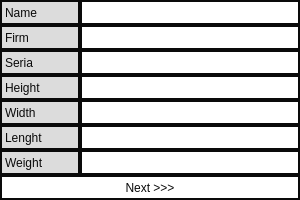
Qt form Params_Window.ui (Nagito129/-) before a commit.
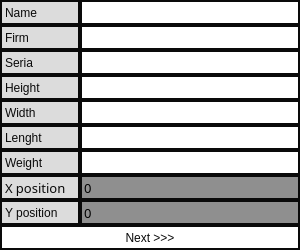
The same form after that commit.

Patch:
```diff
--- a/Params_Window.ui
+++ b/Params_Window.ui
@@ -7,13 +7,13 @@
     <x>0</x>
     <y>0</y>
     <width>300</width>
-    <height>200</height>
+    <height>250</height>
    </rect>
   </property>
   <property name="maximumSize">
    <size>
     <width>300</width>
-    <height>200</height>
+    <height>250</height>
    </size>
   </property>
   <property name="windowTitle">
@@ -46,13 +46,13 @@
      <property name="minimumSize">
       <size>
        <width>300</width>
-       <height>175</height>
+       <height>225</height>
       </size>
      </property>
      <property name="maximumSize">
       <size>
        <width>300</width>
-       <height>175</height>
+       <height>225</height>
       </size>
      </property>
      <layout class="QFormLayout" name="formLayout">
@@ -389,6 +389,94 @@
         </property>
        </widget>
       </item>
+      <item row="7" column="0">
+       <widget class="QLabel" name="X">
+        <property name="minimumSize">
+         <size>
+          <width>80</width>
+          <height>25</height>
+         </size>
+        </property>
+        <property name="font">
+         <font>
+          <family>Segoe UI Black</family>
+          <pointsize>10</pointsize>
+          <italic>false</italic>
+          <fontweight>Black</fontweight>
+         </font>
+        </property>
+        <property name="styleSheet">
+         <string notr="true">font: 900 10pt &quot;Segoe UI Black&quot;;
+color: rgb(10, 10, 10);
+background-color: rgb(220, 220, 220);</string>
+        </property>
+        <property name="text">
+         <string>X position</string>
+        </property>
+       </widget>
+      </item>
+      <item row="7" column="1">
+       <widget class="QLineEdit" name="X_Edit">
+        <property name="minimumSize">
+         <size>
+          <width>0</width>
+          <height>25</height>
+         </size>
+        </property>
+        <property name="baseSize">
+         <size>
+          <width>0</width>
+          <height>0</height>
+         </size>
+        </property>
+        <property name="font">
+         <font>
+          <family>Segoe UI Black</family>
+          <pointsize>10</pointsize>
+         </font>
+        </property>
+        <property name="text">
+         <string>0</string>
+        </property>
+       </widget>
+      </item>
+      <item row="8" column="0">
+       <widget class="QLabel" name="Y">
+        <property name="minimumSize">
+         <size>
+          <width>80</width>
+          <height>0</height>
+         </size>
+        </property>
+        <property name="styleSheet">
+         <string notr="true">font: 900 10pt &quot;Segoe UI Black&quot;;
+color: rgb(10, 10, 10);
+background-color: rgb(220, 220, 220);</string>
+        </property>
+        <property name="text">
+         <string>Y position</string>
+        </property>
+       </widget>
+      </item>
+      <item row="8" column="1">
+       <widget class="QLineEdit" name="Y_Edit">
+        <property name="minimumSize">
+         <size>
+          <width>0</width>
+          <height>25</height>
+         </size>
+        </property>
+        <property name="font">
+         <font>
+          <family>Segoe UI Black</family>
+          <pointsize>10</pointsize>
+         </font>
+        </property>
+        <property name="text">
+         <string>0</string>
+        </property>
+       </widget>
+      </item>
      </layout>
     </widget>
    </item>
```
